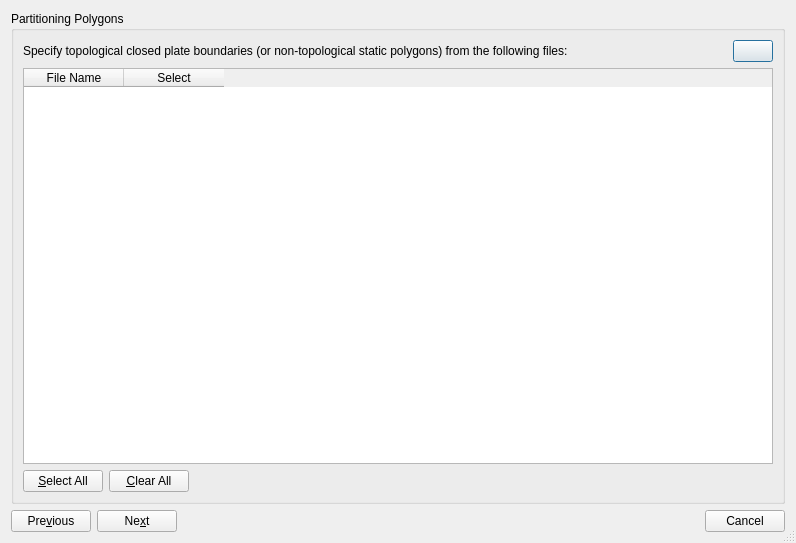
Old version of the form src/qt-widgets/AssignReconstructionPlateIdsDialogUi.ui in the repository GPlates/GPlates.
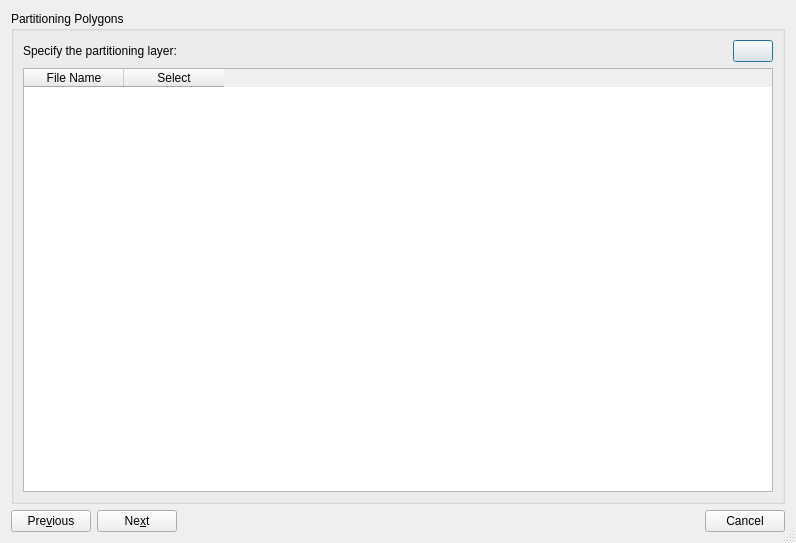
New version of the form. The open tabs and pages were chosen to show the change. Icons and pictures are not drawn.

Commit message: (trunk) Assign plate ID dialog uses layers instead of files to select the partitioning polygons (and can only select one layer). Next step is to add an option to ignore the time period's of the features being cookie cut.

Diff of the .ui file:
```diff
--- a/src/qt-widgets/AssignReconstructionPlateIdsDialogUi.ui
+++ b/src/qt-widgets/AssignReconstructionPlateIdsDialogUi.ui
@@ -39,9 +39,9 @@
           <item>
            <layout class="QHBoxLayout">
             <item>
-             <widget class="QLabel" name="partitioning_files_label">
-              <property name="text">
-               <string>Specify topological closed plate boundaries (or non-topological static polygons) from the following files:</string>
+             <widget class="QLabel" name="partitioning_layers_label" >
+              <property name="text" >
+               <string>Specify the partitioning layer:</string>
               </property>
              </widget>
             </item>
@@ -106,46 +106,6 @@
             </column>
            </widget>
           </item>
-          <item>
-           <layout class="QHBoxLayout">
-            <item>
-             <widget class="QPushButton" name="button_select_all_partitioning_files">
-              <property name="toolTip">
-               <string>Select all files</string>
-              </property>
-              <property name="text">
-               <string>&amp;Select All</string>
-              </property>
-             </widget>
-            </item>
-            <item>
-             <widget class="QPushButton" name="button_clear_all_partitioning_files">
-              <property name="enabled">
-               <bool>true</bool>
-              </property>
-              <property name="toolTip">
-               <string>Clear all files</string>
-              </property>
-              <property name="text">
-               <string>&amp;Clear All</string>
-              </property>
-             </widget>
-            </item>
-            <item>
-             <spacer>
-              <property name="orientation">
-               <enum>Qt::Horizontal</enum>
-              </property>
-              <property name="sizeHint" stdset="0">
-               <size>
-                <width>40</width>
-                <height>20</height>
-               </size>
-              </property>
-             </spacer>
-            </item>
-           </layout>
-          </item>
          </layout>
         </widget>
        </item>
@@ -610,7 +570,7 @@
     </widget>
    </item>
    <item>
-    <layout class="QHBoxLayout">
+    <layout class="QHBoxLayout" >
      <item>
       <widget class="QPushButton" name="button_prev">
        <property name="text">
```
Left out of the diff: 371 changed lines with no effect on the pictures. The commit also changes 13 other files.
